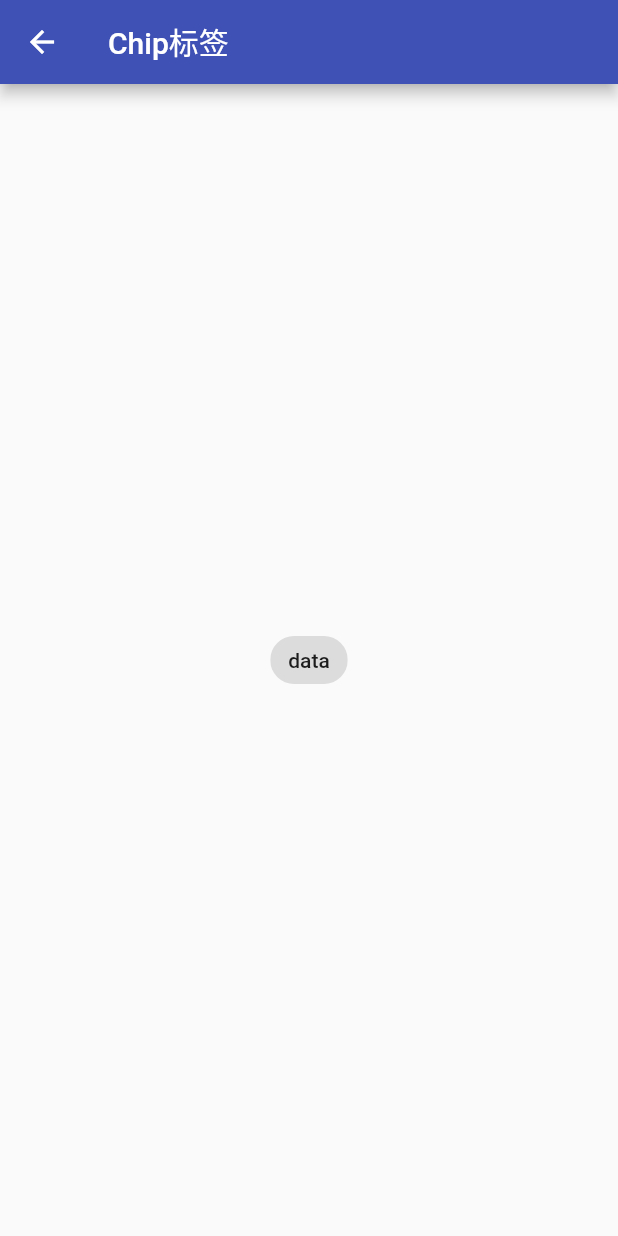
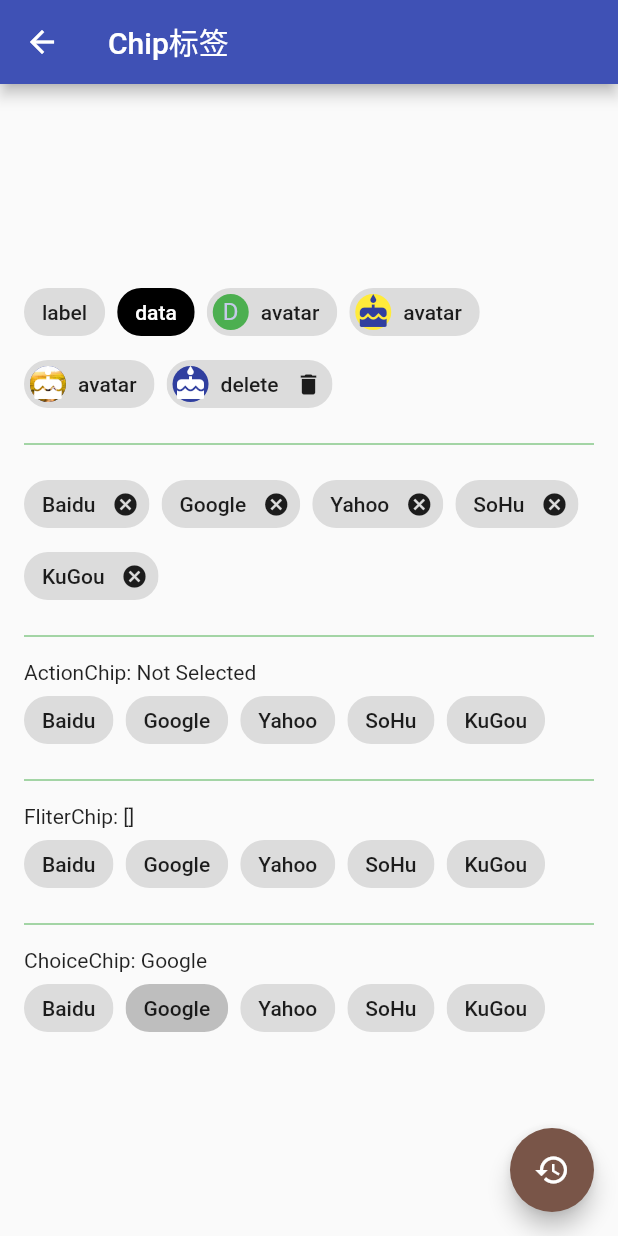
Before and after one commit to king2088/flutter_widget_demo, a Flutter app: the ChipDemo screen opened by its route, on a phone screen of 412 x 824 dp. Run offline on Flutter 3.47's test engine with Material 2 defaults, Android fonts, the phone set to English and light mode, and no system bars.

Commit message:
add datatable state stepper chip widget

```diff
--- a/lib/widget/chip_demo.dart
+++ b/lib/widget/chip_demo.dart
@@ -8,6 +8,10 @@ class ChipDemo extends StatefulWidget {
 }
 
 class _ChipDemoState extends State<ChipDemo> {
+  List<String> _tags = ['Baidu', 'Google', 'Yahoo', 'SoHu', 'KuGou'];
+  String _action = 'Not Selected';
+  List<String> _selected = [];
+  String _choice = 'Google';
   @override
   Widget build(BuildContext context) {
     return Scaffold(
@@ -19,17 +23,159 @@ class _ChipDemoState extends State<ChipDemo> {
         child: Column(
           mainAxisAlignment: MainAxisAlignment.center,
           children: <Widget>[
-            Row(
-              mainAxisAlignment: MainAxisAlignment.center,
+            Wrap(
+              // 可换行容器
+              spacing: 8,
               children: <Widget>[
                 Chip(
-                  label: Text('data'),
+                  label: Text('label'),
+                ),
+                Chip(
+                  label: Text(
+                    'data',
+                    style: TextStyle(color: Colors.white),
+                  ),
+                  backgroundColor: Colors.black,
+                ),
+                Chip(
+                  label: Text('avatar'),
+                  avatar: CircleAvatar(
+                    backgroundColor: Colors.green,
+                    child: Text('D'),
+                  ),
+                ),
+                Chip(
+                  label: Text('avatar'),
+                  avatar: CircleAvatar(
+                    backgroundColor: Colors.yellow,
+                    child: Icon(Icons.cake),
+                  ),
+                ),
+                Chip(
+                  label: Text('avatar'),
+                  avatar: CircleAvatar(
+                    // backgroundColor: Colors.yellow,
+                    child: Icon(Icons.cake),
+                    backgroundImage: AssetImage('assets/1.jpg'),
+                  ),
+                ),
+                Chip(
+                  label: Text('delete'),
+                  avatar: CircleAvatar(
+                    // backgroundColor: Colors.yellow,
+                    child: Icon(Icons.cake),
+                  ),
+                  onDeleted: () {},
+                  deleteIcon: Icon(Icons.delete),
+                  deleteButtonTooltipMessage: '删除标签',
+                ),
+                Divider(
+                  color: Colors.green,
+                  height: 32,
+                  // indent: 32, // 缩进距离
+                ),
+                Wrap(
+                  spacing: 8,
+                  children: _tags.map((tag) {
+                    return Chip(
+                      label: Text(tag),
+                      onDeleted: () {
+                        setState(() {
+                          _tags.remove(tag);
+                        });
+                      },
+                    );
+                  }).toList(),
+                ),
+                Divider(
+                  color: Colors.green,
+                  height: 32,
+                  // indent: 32, // 缩进距离
+                ),
+                Container(
+                  width: double.infinity,
+                  child: Text('ActionChip: $_action'),
+                ),
+                Wrap(
+                  spacing: 8,
+                  children: _tags.map((tag) {
+                    return ActionChip(
+                      label: Text(tag),
+                      onPressed: () {
+                        setState(() {
+                          _action = tag;
+                        });
+                      },
+                    );
+                  }).toList(),
+                ),
+                Divider(
+                  color: Colors.green,
+                  height: 32,
+                  // indent: 32, // 缩进距离
+                ),
+                Container(
+                  width: double.infinity,
+                  child: Text('FliterChip: $_selected'),
+                ),
+                Wrap(
+                  spacing: 8,
+                  children: _tags.map((tag) {
+                    return FilterChip(
+                      label: Text(tag),
+                      selected: _selected.contains(tag),
+                      onSelected: (value) {
+                        setState(() {
+                          if (_selected.contains(tag)) {
+                            _selected.remove(tag);
+                          } else {
+                            _selected.add(tag);
+                          }
+                        });
+                      },
+                    );
+                  }).toList(),
+                ),
+                Divider(
+                  color: Colors.green,
+                  height: 32,
+                  // indent: 32, // 缩进距离
+                ),
+                Container(
+                  width: double.infinity,
+                  child: Text('ChoiceChip: $_choice'),
+                ),
+                Wrap(
+                  spacing: 8,
+                  children: _tags.map((tag) {
+                    return ChoiceChip(
+                      label: Text(tag),
+                      selected: _choice == tag,
+                      onSelected: (value) {
+                        setState(() {
+                          _choice = tag;
+                        });
+                      },
+                    );
+                  }).toList(),
                 ),
               ],
             )
           ],
         ),
       ),
+      floatingActionButton: FloatingActionButton(
+        onPressed: () {
+          setState(() {
+            _tags = ['Baidu', 'Google', 'Yahoo', 'SoHu', 'KuGou'];
+            _selected = [];
+            _choice = '';
+          });
+        },
+        child: Icon(
+          Icons.restore,
+        ),
+      ),
     );
   }
 }
```
Also changed, not shown: lib/Home/home.dart (+10 -1 lines), lib/main.dart (+10 -0 lines), lib/model/list_view_data.dart (+62 -1 lines), lib/widget/card_demo.dart (added, +83 -0 lines), lib/widget/data_table_demo.dart (added, +100 -0 lines), lib/widget/paginated_datatable_demo.dart (added, +119 -0 lines), lib/widget/state_management_demo.dart (added, +50 -0 lines), lib/widget/stepper_demo.dart (added, +69 -0 lines).
